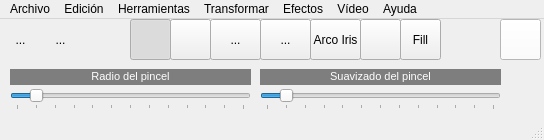
Above: QFotoPaint5-Prac-Prueba/mainwindow.ui from albertogg023/MiniPhotoshopWithOpenCV before the change. Below: the same form after it.
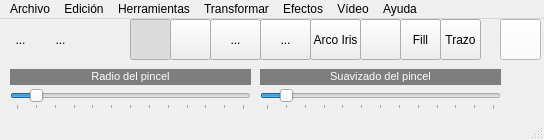
That is the form after the change. Icons and pictures are not drawn.

```diff
--- a/QFotoPaint5-Prac-Prueba/mainwindow.ui
+++ b/QFotoPaint5-Prac-Prueba/mainwindow.ui
@@ -403,6 +403,25 @@
      <bool>true</bool>
     </property>
    </widget>
+   <widget class="QToolButton" name="toolButton_11">
+    <property name="geometry">
+     <rect>
+      <x>440</x>
+      <y>0</y>
+      <width>41</width>
+      <height>41</height>
+     </rect>
+    </property>
+    <property name="text">
+     <string>Trazo</string>
+    </property>
+    <property name="checkable">
+     <bool>true</bool>
+    </property>
+    <property name="autoExclusive">
+     <bool>true</bool>
+    </property>
+   </widget>
   </widget>
   <widget class="QMenuBar" name="menuBar">
    <property name="geometry">
```
Left out of the diff: 8 changed lines with no effect on the pictures.
